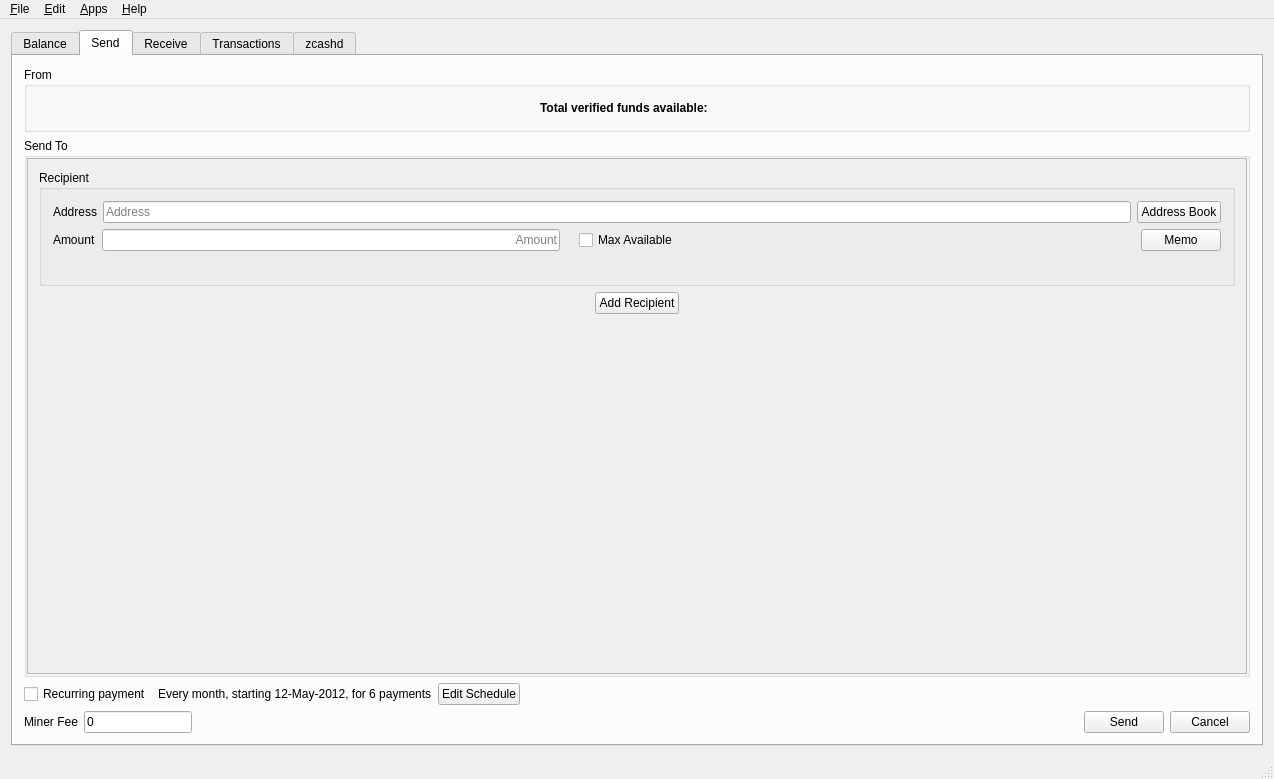
First picture: the form in src/mainwindow.ui, repository z-bitcoinz/BitcoinZ_Blue, before the edit.
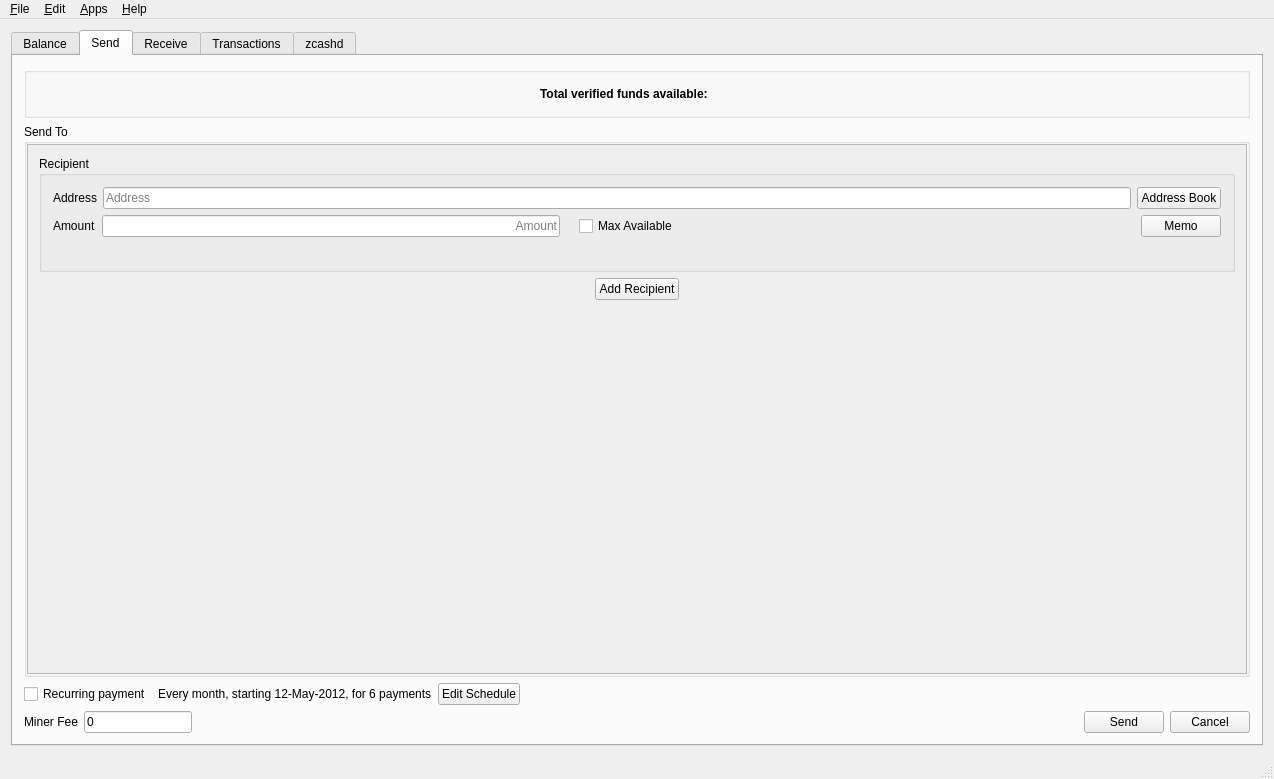
Second picture: the form after the edit. The open tabs and pages were chosen to show the change. Icons and pictures are not drawn. Custom widgets are drawn as their Qt base class.

Commit message: Remove trailing "0". Fixes #6

```diff
--- a/src/mainwindow.ui
+++ b/src/mainwindow.ui
@@ -296,7 +296,7 @@
            <bool>false</bool>
           </property>
           <property name="title">
-           <string>From</string>
+           <string/>
           </property>
           <property name="flat">
            <bool>false</bool>
```
Left out of the diff: 2 changed lines with no effect on the pictures. The commit also changes 1 other file.
